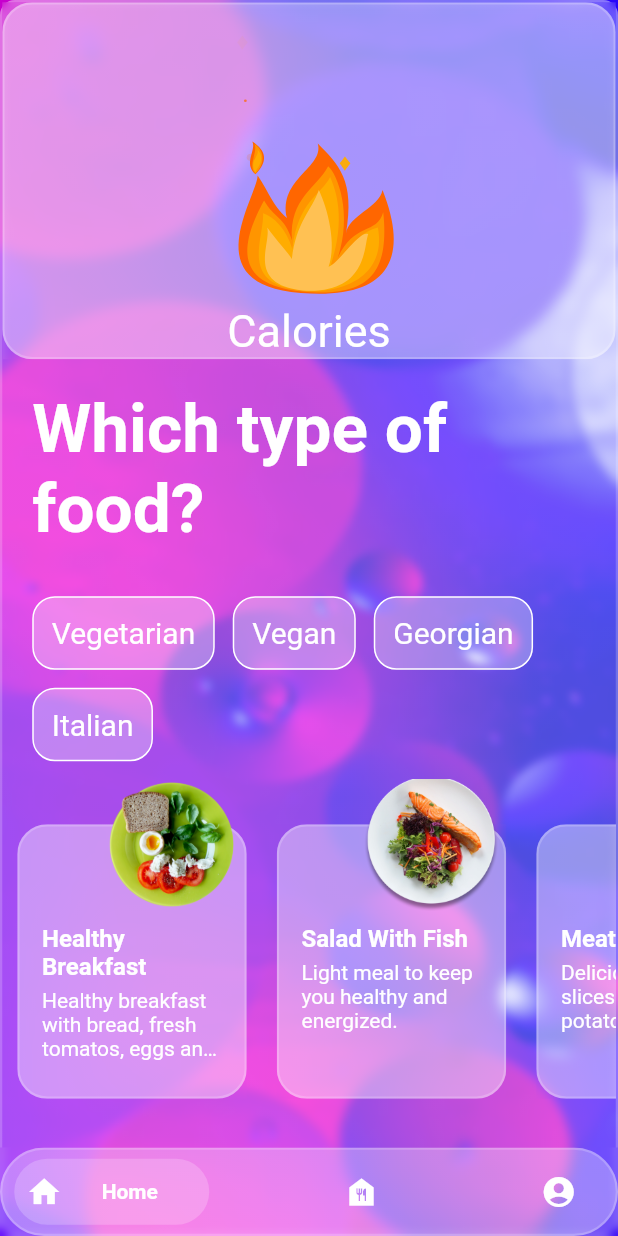
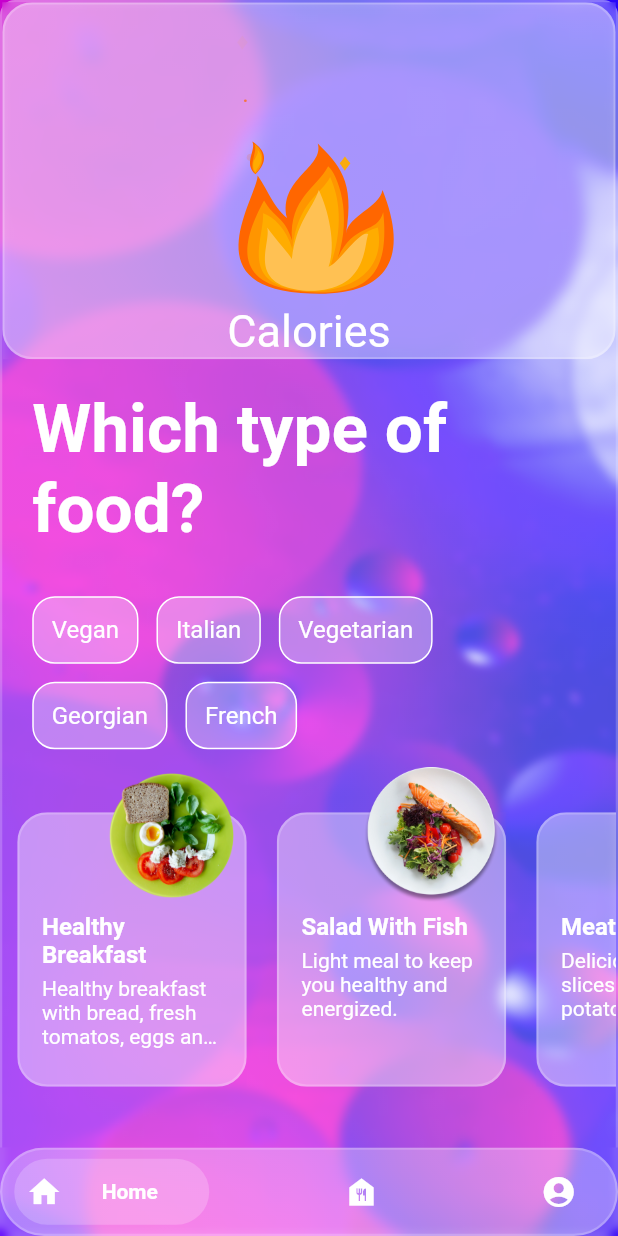
Before and after one commit to Xsidelight/glassmorphism_flutter, a Flutter app: the screen it shows after launch, swiped to page 2, on a phone screen of 412 x 824 dp. Run offline on Flutter 3.47's test engine with Material 2 defaults, Android fonts, the phone set to English and light mode, and no system bars; drawn by our look-alikes of bottom_navy_bar; our stand-ins replace lottie.

Commit message:
Fixed responsiveness issues, adjusted meal screen list item, extracted categories into list of String

```diff
--- /dev/null
+++ b/lib/data/categories_list.dart
@@ -0,0 +1,7 @@
+final categoriesList = <String>[
+  'Vegan',
+  'Italian',
+  'Vegetarian',
+  'Georgian',
+  'French'
+];
--- a/lib/ui/screens/meal_screen.dart
+++ b/lib/ui/screens/meal_screen.dart
@@ -1,4 +1,5 @@
 import 'package:flutter/material.dart';
+import 'package:glassmorphism_flutter/data/categories_list.dart';
 import 'package:glassmorphism_flutter/data/meal_list.dart';
 import 'package:glassmorphism_flutter/ui/widgets/categories_button.dart';
 import 'package:glassmorphism_flutter/ui/widgets/meal_screen_list_item.dart';
@@ -10,7 +11,8 @@ class MealScreen extends StatelessWidget {
 
   @override
   Widget build(BuildContext context) {
-    return Column(
+    return SingleChildScrollView(
+      child: Column(
         mainAxisSize: MainAxisSize.min,
         crossAxisAlignment: CrossAxisAlignment.start,
         children: [
@@ -44,37 +46,30 @@ class MealScreen extends StatelessWidget {
             child: Wrap(
               spacing: 12,
               runSpacing: 12,
-            children: [
-              CategoriesButton(
-                label: 'Vegetarian',
-              ),
-              CategoriesButton(
-                label: 'Vegan',
-              ),
-              CategoriesButton(
-                label: 'Georgian',
-              ),
-              CategoriesButton(
-                label: 'Italian',
-              ),
-            ],
+              children: categoriesList
+                  .map(
+                    (e) => CategoriesButton(label: e),
+                  )
+                  .toList(),
             ),
           ),
-        Flexible(
-          child: ListView(
-            shrinkWrap: true,
+          SingleChildScrollView(
             scrollDirection: Axis.horizontal,
+            child: Row(
+              mainAxisSize: MainAxisSize.min,
               children: mealList
                   .map(
                     (e) => MealScreenListItem(
                       title: e.title,
                       description: e.description,
-                      imageUrl: e.imageUrl),
+                      imageUrl: e.imageUrl,
+                    ),
                   )
                   .toList(),
             ),
           ),
         ],
+      ),
     );
   }
 }
--- a/lib/ui/widgets/categories_button.dart
+++ b/lib/ui/widgets/categories_button.dart
@@ -1,7 +1,7 @@
 import 'package:flutter/material.dart';
 
 class CategoriesButton extends StatefulWidget {
-  CategoriesButton({
+  const CategoriesButton({
     Key? key,
     required this.label,
   }) : super(key: key);
@@ -33,7 +33,7 @@ class _CategoriesButtonState extends State<CategoriesButton> {
         child: Text(
           widget.label,
           style: const TextStyle(
-            fontSize: 20,
+            fontSize: 16,
           ),
         ),
       ),
--- a/lib/ui/widgets/home_screen_body.dart
+++ b/lib/ui/widgets/home_screen_body.dart
@@ -65,6 +65,7 @@ class _HomeScreenBodyState extends State<HomeScreenBody>
   Widget build(BuildContext context) {
     return Padding(
       padding: const EdgeInsets.only(top: 8.0, right: 15, left: 15),
+      child: SingleChildScrollView(
         child: Column(
           crossAxisAlignment: CrossAxisAlignment.start,
           children: [
@@ -196,6 +197,7 @@ class _HomeScreenBodyState extends State<HomeScreenBody>
             ))
           ],
         ),
+      ),
     );
   }
 }
--- a/lib/ui/widgets/meal_screen_list_item.dart
+++ b/lib/ui/widgets/meal_screen_list_item.dart
@@ -59,7 +59,6 @@ class MealScreenListItem extends StatelessWidget {
             ),
           ),
           Positioned(
-            top: -2,
             right: 15,
             child: CircleAvatar(
               backgroundColor: Colors.transparent,
```
Lines whose indentation alone changed are shown as unchanged.
